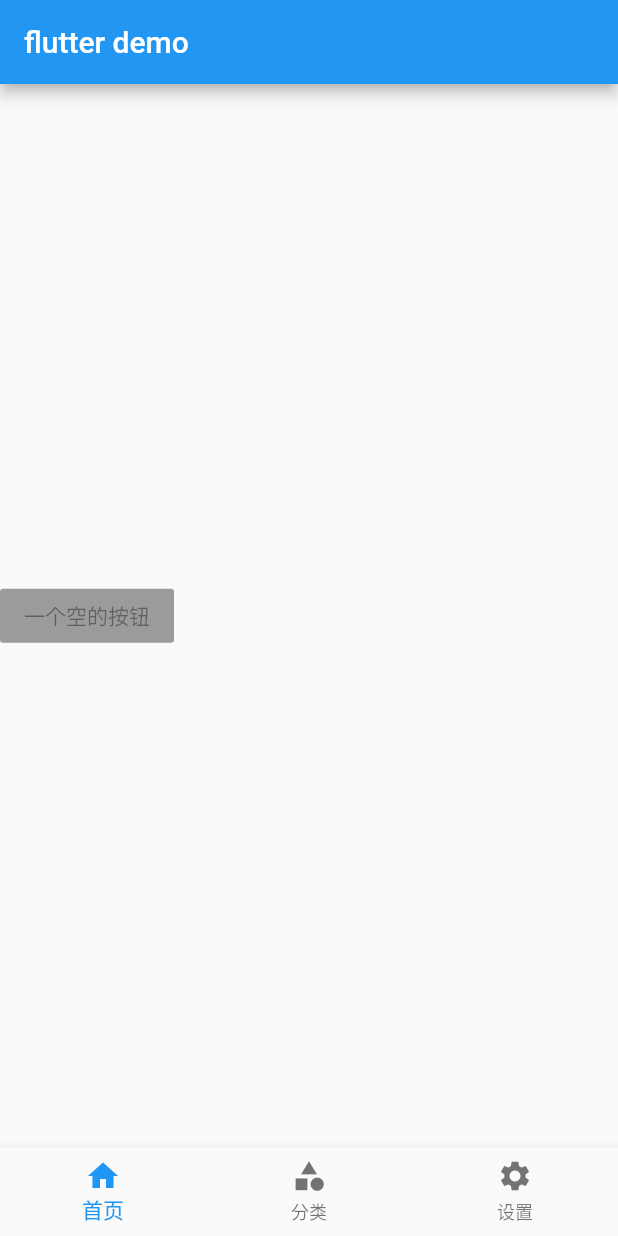
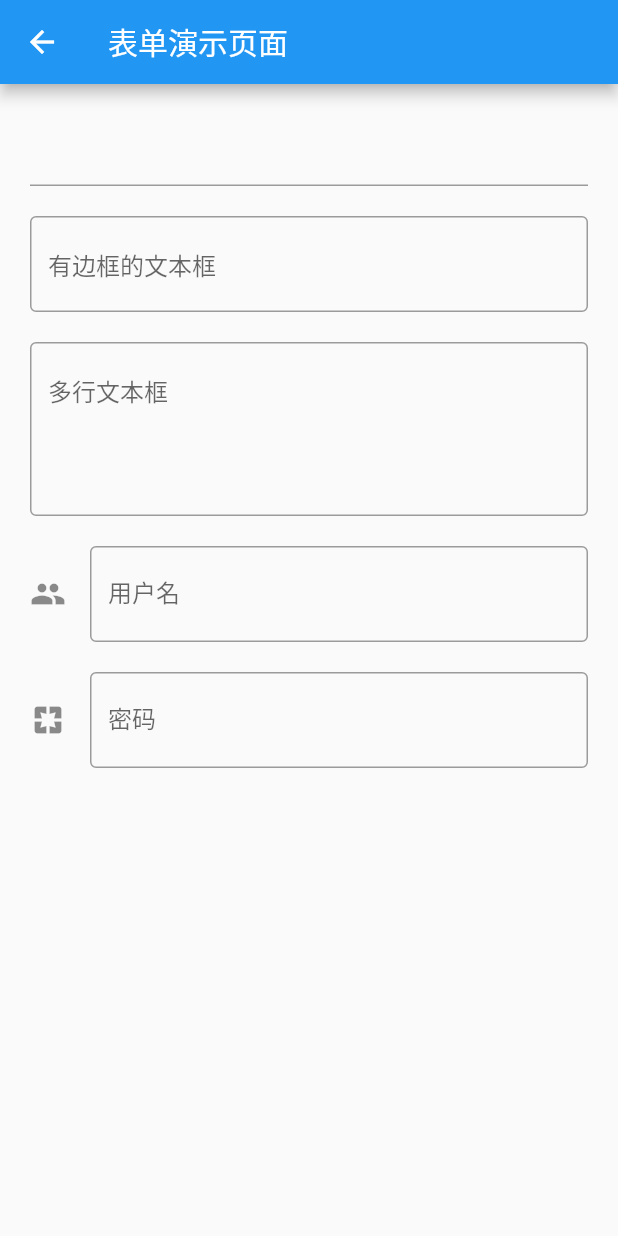
Before and after one commit to LFNHHHHH/Flutter-Study, a Flutter app: the screen it shows after launch, on a phone screen of 412 x 824 dp. Run offline on Flutter 3.47's test engine with Material 2 defaults, Android fonts, the phone set to English and light mode, and no system bars.

```diff
--- a/lib/main.dart
+++ b/lib/main.dart
@@ -16,7 +16,7 @@ class MyApp extends StatelessWidget {
         visualDensity: VisualDensity.adaptivePlatformDensity,
       ),
       // home: Tabs(),
-      initialRoute: '/',
+      initialRoute: '/textfield',
       onGenerateRoute: onGenerateRoute,
     );
   }
--- /dev/null
+++ b/lib/pages/TextField.dart
@@ -0,0 +1,67 @@
+import 'package:flutter/material.dart';
+
+class TextFieldDemoPage extends StatefulWidget {
+  TextFieldDemoPage({Key key}) : super(key: key);
+
+  @override
+  _TextFieldDemoPageState createState() => _TextFieldDemoPageState();
+}
+
+class _TextFieldDemoPageState extends State<TextFieldDemoPage> {
+  @override
+  Widget build(BuildContext context) {
+    return Scaffold(
+        appBar: AppBar(
+          title: Text('表单演示页面'),
+        ),
+        body: ListView(
+          children: <Widget>[
+            Padding(
+              padding: EdgeInsets.all(20),
+              child: Column(
+                children: <Widget>[
+                  TextField(), // 默认文本框
+                  SizedBox(
+                    height: 20,
+                  ),
+                  TextField(
+                    decoration: InputDecoration(
+                        hintText: '有边框的文本框', border: OutlineInputBorder()),
+                  ),
+                  SizedBox(
+                    height: 20,
+                  ),
+                  TextField(
+                    maxLines: 4,
+                    decoration: InputDecoration(
+                        hintText: '多行文本框', border: OutlineInputBorder()),
+                  ),
+                  SizedBox(
+                    height: 20,
+                  ),
+                  TextField(
+                    decoration: InputDecoration(
+                        hintText: '请输入用户名',
+                        labelText: '用户名',
+                        icon: Icon(Icons.people),
+                        border: OutlineInputBorder()),
+                  ),
+                  SizedBox(
+                    height: 20,
+                  ),
+                  TextField(
+                    obscureText: true,
+                    decoration: InputDecoration(
+                        hintText: '请输入密码框',
+                        labelText: '密码',
+                        icon: Icon(Icons.pages),
+                        // labelStyle: TextStyle(),
+                        border: OutlineInputBorder()),
+                  ),
+                ],
+              ),
+            )
+          ],
+        ));
+  }
+}
--- a/lib/pages/tabs/Home.dart
+++ b/lib/pages/tabs/Home.dart
@@ -14,7 +14,11 @@ class _HomePageState extends State<HomePage> {
       crossAxisAlignment: CrossAxisAlignment.start,
       mainAxisAlignment: MainAxisAlignment.center,
       children: <Widget>[
-        RaisedButton(child: Text('一个空的按钮'), onPressed: null),
+        RaisedButton(
+            child: Text('跳到表单演示页面'),
+            onPressed: () {
+              Navigator.pushNamed(context, '/textfield');
+            }),
         // SizedBox(height: 20),
       ],
     );
--- a/lib/pages/tabs/Setting.dart
+++ b/lib/pages/tabs/Setting.dart
@@ -1,5 +1,4 @@
 import 'package:flutter/material.dart';
-import '../Tabs.dart';
 
 class SettingPage extends StatefulWidget {
   SettingPage({Key key}) : super(key: key);
--- a/lib/routes/Routes.dart
+++ b/lib/routes/Routes.dart
@@ -1,26 +1,26 @@
 import 'package:flutter/material.dart';
 import '../pages/Tabs.dart';
+import '../pages/TextField.dart';
 
 // 配置路由
 final routes = {
   '/': (context) => Tabs(),
+  '/textfield': (context) => TextFieldDemoPage(),
 };
 
 // 固定写法
-var onGenerateRoute = (RouteSettings settings) {
-  // 获取声明的路由页面函数
+// 获取声明的路由页面函数
+Function onGenerateRoute = (RouteSettings settings) {
   final String name = settings.name;
   final Function pageContentBuilder = routes[name];
   if (pageContentBuilder != null) {
     if (settings.arguments != null) {
-      final Route route = MaterialPageRoute(
+      return MaterialPageRoute(
           builder: (context) =>
               pageContentBuilder(context, arguments: settings.arguments));
-      return route;
     } else {
-      final Route route =
-          MaterialPageRoute(builder: (context) => pageContentBuilder(context));
-      return route;
+      return MaterialPageRoute(
+          builder: (context) => pageContentBuilder(context));
     }
   }
 };
```
